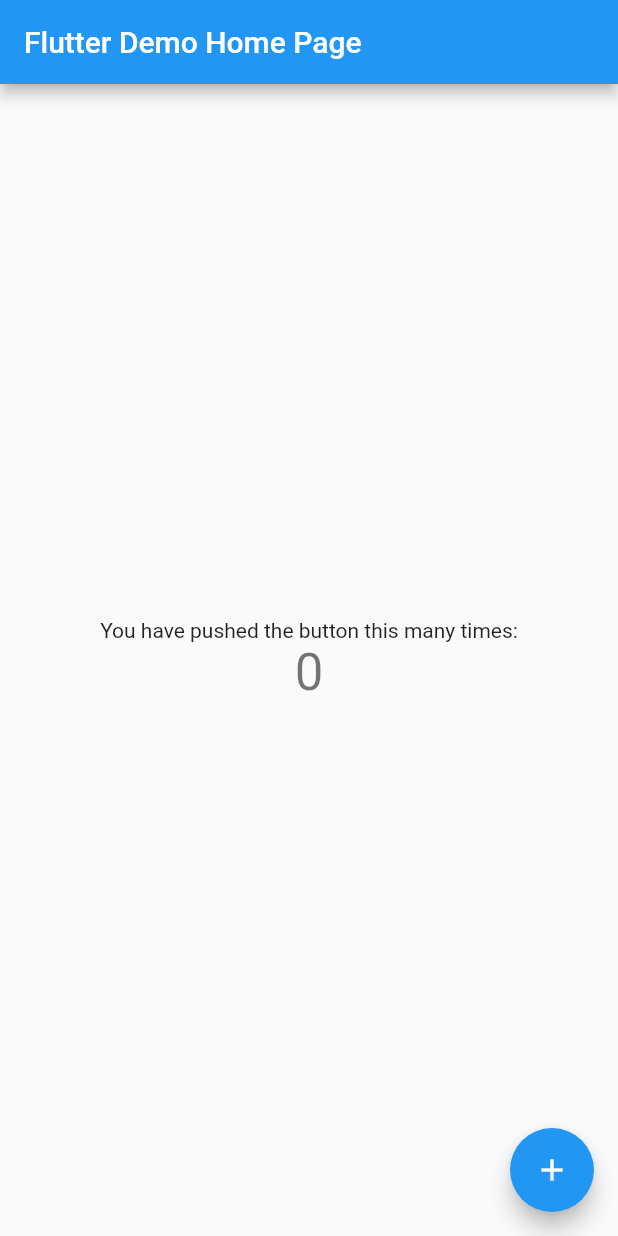
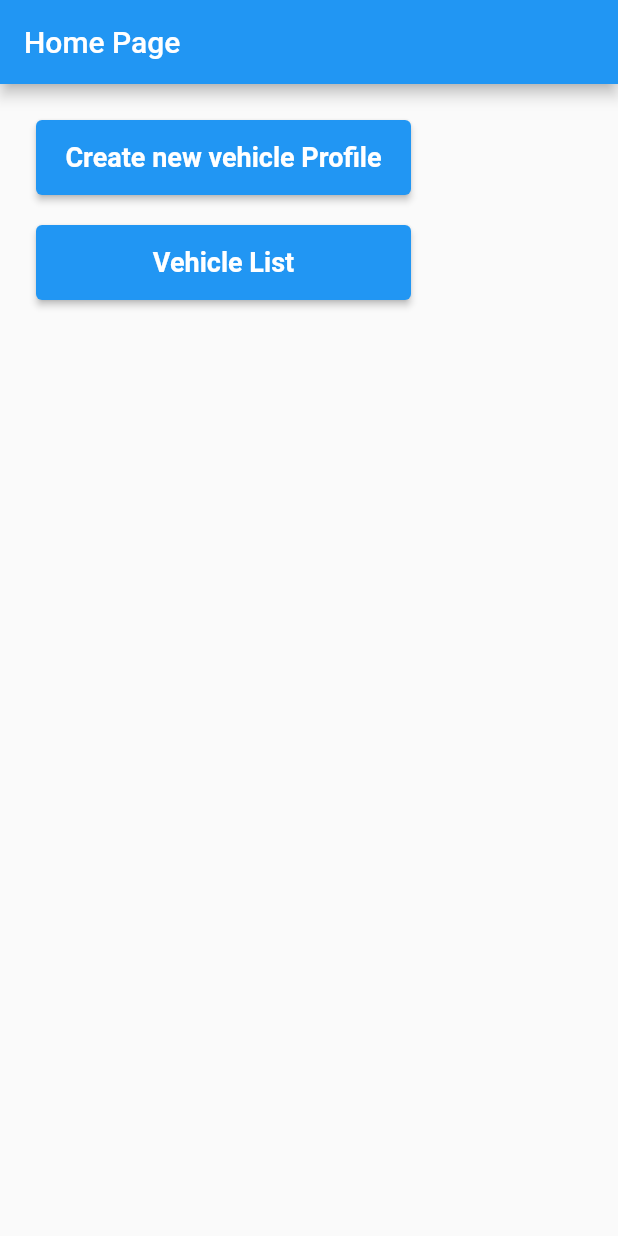
Before and after one commit to maroti-8/flutter-Assignment, a Flutter app: the screen it shows after launch, on a phone screen of 412 x 824 dp. Run offline on Flutter 3.47's test engine with Material 2 defaults, Android fonts, the phone set to English and light mode, and no system bars.

Commit message:
Added Home Page and Vehicle Number Input Screen

```diff
--- a/turbocare_assignment/lib/main.dart
+++ b/turbocare_assignment/lib/main.dart
@@ -1,4 +1,5 @@
 import 'package:flutter/material.dart';
+import 'package:turbocare_assignment/views/home_screen.dart';
 
 void main() {
   runApp(const MyApp());
@@ -24,92 +25,7 @@
         // is not restarted.
         primarySwatch: Colors.blue,
       ),
-      home: const MyHomePage(title: 'Flutter Demo Home Page'),
+      home: const HomePage(),
     );
   }
 }
-
-class MyHomePage extends StatefulWidget {
-  const MyHomePage({super.key, required this.title});
-
-  // This widget is the home page of your application. It is stateful, meaning
-  // that it has a State object (defined below) that contains fields that affect
-  // how it looks.
-
-  // This class is the configuration for the state. It holds the values (in this
-  // case the title) provided by the parent (in this case the App widget) and
-  // used by the build method of the State. Fields in a Widget subclass are
-  // always marked "final".
-
-  final String title;
-
-  @override
-  State<MyHomePage> createState() => _MyHomePageState();
-}
-
-class _MyHomePageState extends State<MyHomePage> {
-  int _counter = 0;
-
-  void _incrementCounter() {
-    setState(() {
-      // This call to setState tells the Flutter framework that something has
-      // changed in this State, which causes it to rerun the build method below
-      // so that the display can reflect the updated values. If we changed
-      // _counter without calling setState(), then the build method would not be
-      // called again, and so nothing would appear to happen.
-      _counter++;
-    });
-  }
-
-  @override
-  Widget build(BuildContext context) {
-    // This method is rerun every time setState is called, for instance as done
-    // by the _incrementCounter method above.
-    //
-    // The Flutter framework has been optimized to make rerunning build methods
-    // fast, so that you can just rebuild anything that needs updating rather
-    // than having to individually change instances of widgets.
-    return Scaffold(
-      appBar: AppBar(
-        // Here we take the value from the MyHomePage object that was created by
-        // the App.build method, and use it to set our appbar title.
-        title: Text(widget.title),
-      ),
-      body: Center(
-        // Center is a layout widget. It takes a single child and positions it
-        // in the middle of the parent.
-        child: Column(
-          // Column is also a layout widget. It takes a list of children and
-          // arranges them vertically. By default, it sizes itself to fit its
-          // children horizontally, and tries to be as tall as its parent.
-          //
-          // Invoke "debug painting" (press "p" in the console, choose the
-          // "Toggle Debug Paint" action from the Flutter Inspector in Android
-          // Studio, or the "Toggle Debug Paint" command in Visual Studio Code)
-          // to see the wireframe for each widget.
-          //
-          // Column has various properties to control how it sizes itself and
-          // how it positions its children. Here we use mainAxisAlignment to
-          // center the children vertically; the main axis here is the vertical
-          // axis because Columns are vertical (the cross axis would be
-          // horizontal).
-          mainAxisAlignment: MainAxisAlignment.center,
-          children: <Widget>[
-            const Text(
-              'You have pushed the button this many times:',
-            ),
-            Text(
-              '$_counter',
-              style: Theme.of(context).textTheme.headline4,
-            ),
-          ],
-        ),
-      ),
-      floatingActionButton: FloatingActionButton(
-        onPressed: _incrementCounter,
-        tooltip: 'Increment',
-        child: const Icon(Icons.add),
-      ), // This trailing comma makes auto-formatting nicer for build methods.
-    );
-  }
-}
--- /dev/null
+++ b/turbocare_assignment/lib/views/home_screen.dart
@@ -0,0 +1,40 @@
+import 'package:flutter/material.dart';
+import 'package:turbocare_assignment/views/vehicle_number_screen.dart';
+
+class HomePage extends StatelessWidget {
+  const HomePage({super.key});
+
+  @override
+  Widget build(BuildContext context) {
+    Widget homePageButtons = Container(
+      padding: const EdgeInsets.all(24),
+      child: Column(children: [
+        ElevatedButton(
+            style: ElevatedButton.styleFrom(minimumSize: const Size(250, 50)),
+            onPressed: () {
+              Navigator.push(
+                  context,
+                  MaterialPageRoute(
+                      builder: (context) => const VehicleNumber()));
+            },
+            child: const Text(
+                style: TextStyle(fontWeight: FontWeight.bold, fontSize: 18),
+                "Create new vehicle Profile")),
+        const SizedBox(height: 20),
+        ElevatedButton(
+            style: ElevatedButton.styleFrom(minimumSize: const Size(250, 50)),
+            onPressed: () => {},
+            child: const Text(
+                style: TextStyle(fontWeight: FontWeight.bold, fontSize: 18),
+                "Vehicle List")),
+      ]),
+    );
+
+    return Scaffold(
+      appBar: AppBar(
+        title: const Text('Home Page'),
+      ),
+      body: homePageButtons,
+    );
+  }
+}
```
Also changed, not shown: turbocare_assignment/lib/views/vehicle_number_screen.dart (added, +53 -0 lines).
